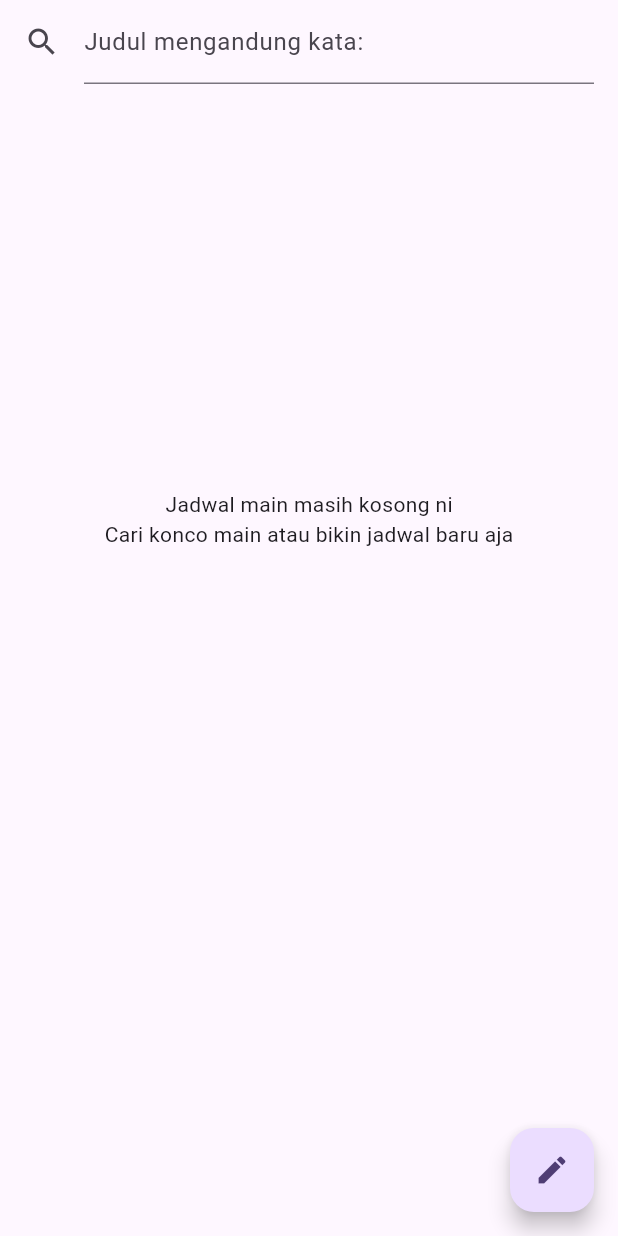
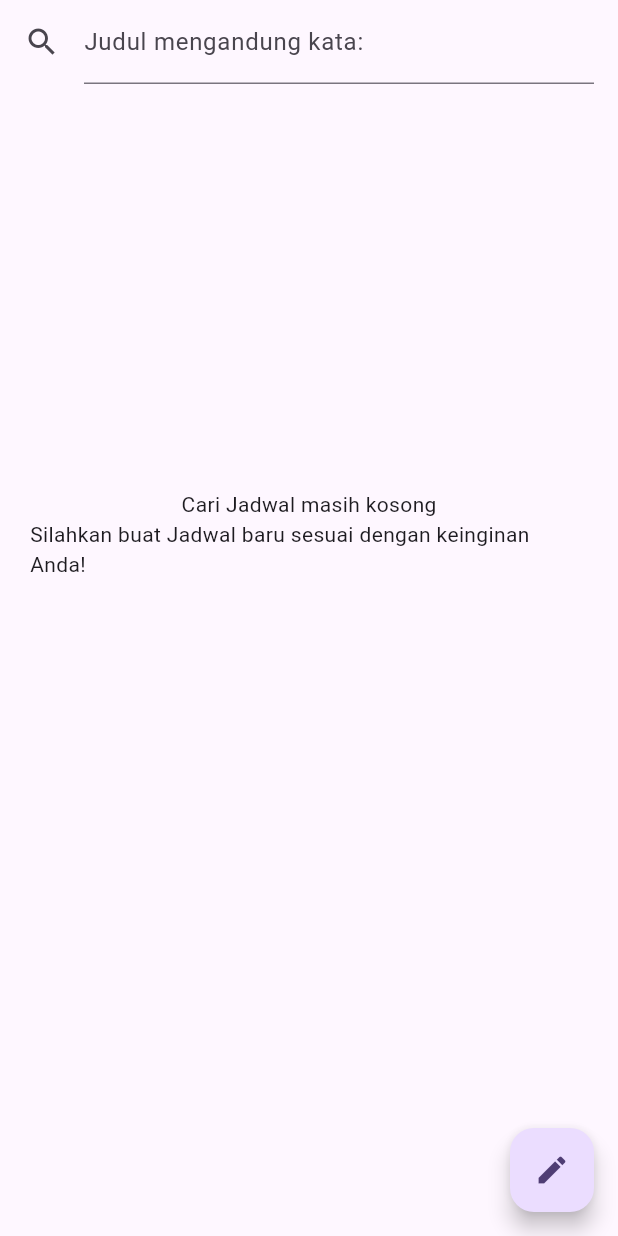
Before and after one commit to jeremy160420029/160420029_160420136_uas, a Flutter app: the Cari screen opened directly, on a phone screen of 412 x 824 dp. Run offline on Flutter 3.47's test engine with Material 3 defaults, Android fonts, the phone set to English and light mode, and no system bars; our stand-ins replace shared_preferences; accounts and stored records are empty.

Commit message:
update cari

```diff
--- a/dolanyuk/lib/screen/cari.dart
+++ b/dolanyuk/lib/screen/cari.dart
@@ -266,8 +266,8 @@ class _CariState extends State<Cari> {
           child: Column(
             mainAxisAlignment: MainAxisAlignment.center,
             children: [
-              Text('Jadwal main masih kosong ni'),
-              Text('Cari konco main atau bikin jadwal baru aja')
+              Text('Cari Jadwal masih kosong'),
+              Text('Silahkan buat Jadwal baru sesuai dengan keinginan Anda!')
             ],
           ));
     }
```
